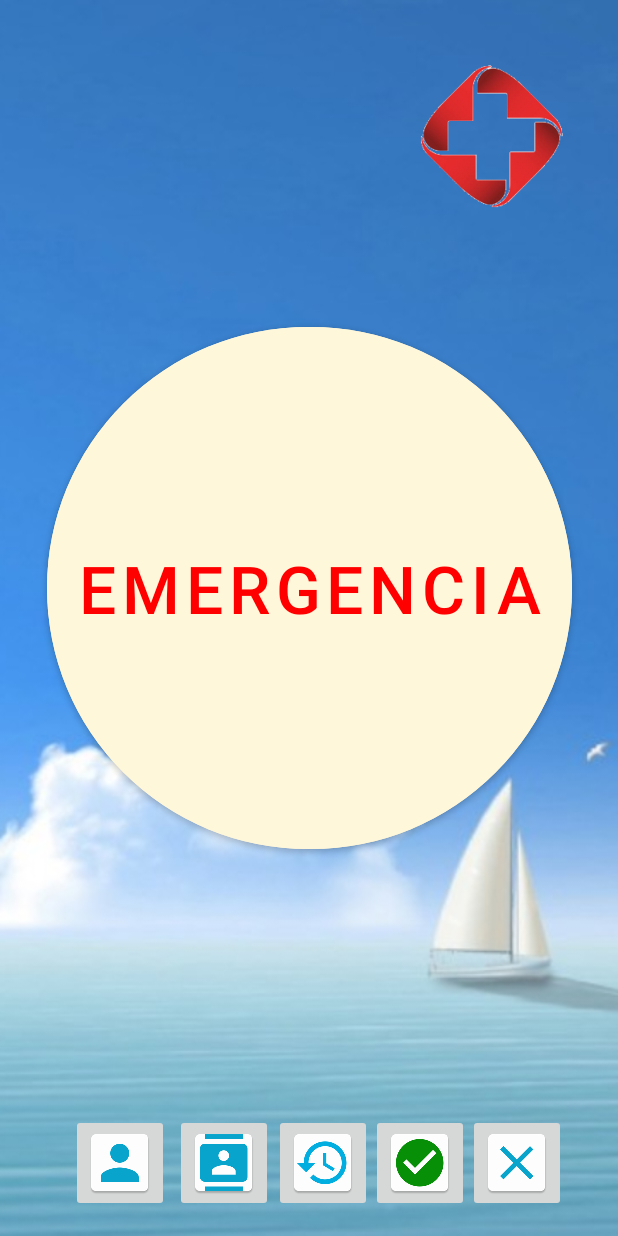
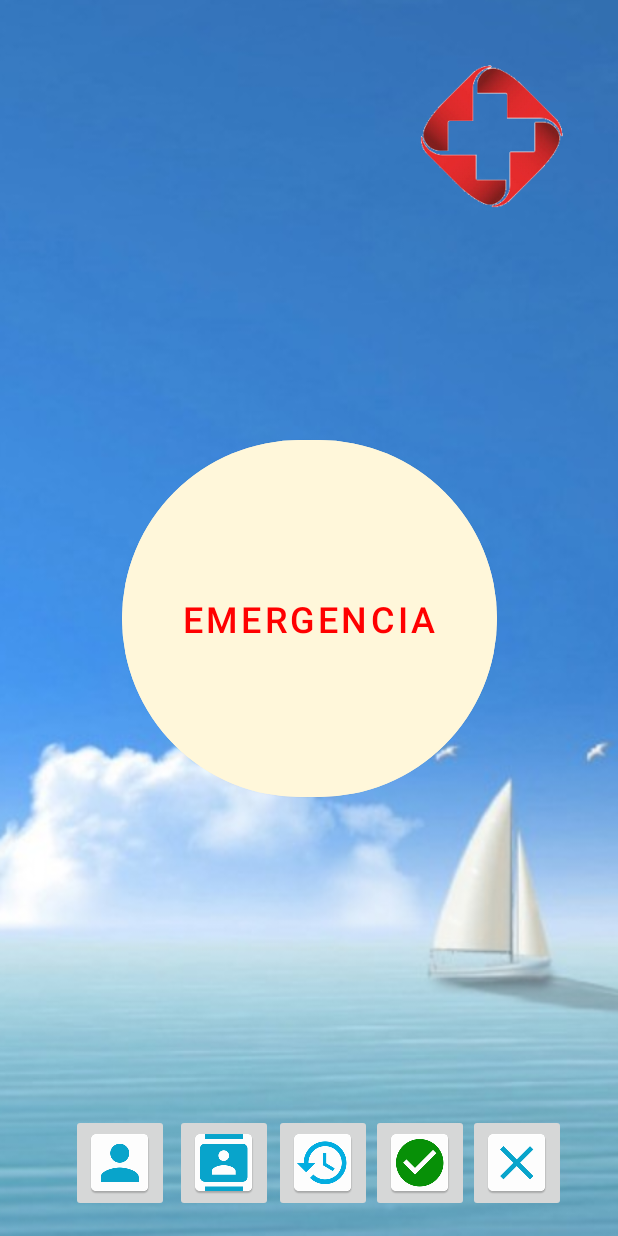
Before and after one commit to wiltrovira/HackatonUPB2021, an Android app: the layout activity_home.xml on its own in the app's theme, with its tools: preview values and no code run, on a phone screen of 412 x 824 dp. Run offline under Robolectric (Android 15) with nearby library versions, the phone set to English and light mode, and no system bars.

Commit message:
Corrección errores en Home activity

```diff
--- a/app/src/main/java/com/wiltrovira/hackatonupb2021/HomeActivity.java
+++ b/app/src/main/java/com/wiltrovira/hackatonupb2021/HomeActivity.java
@@ -9,6 +9,7 @@ import android.net.Uri;
 import android.os.Bundle;
 import android.view.View;
 import android.widget.Button;
+import android.widget.ImageButton;
 import android.widget.ImageView;
 import android.widget.Toast;
 
@@ -24,7 +25,8 @@ public class HomeActivity extends AppCompatActivity {
     //Lee las preferencias del usuario
     SharedPreferences preferenciasUsuario = HackatonUPB2021Application.getPreferenciasUsuario();
 
-    Button btnWhatsapp, btnLogout, btnReportarEvento, btnEstadoSalud, btnMisDatos, btnMisContactos;
+    Button btnReportarEvento;
+    ImageButton btnWhatsapp, btnLogout, btnEstadoSalud, btnMisDatos, btnMisContactos;
     ImageView imgAtras;
 
     @Override
--- a/app/src/main/res/layout/activity_home.xml
+++ b/app/src/main/res/layout/activity_home.xml
@@ -20,27 +20,18 @@
 
     <Button
         android:id="@+id/btn_categoriaEvento"
-        android:layout_width="350dp"
-        android:layout_height="360dp"
-        android:layout_alignParentStart="true"
-        android:layout_alignParentTop="true"
-        android:layout_alignParentEnd="true"
-        android:layout_alignParentBottom="true"
-        android:layout_marginStart="96dp"
-        android:layout_marginTop="244dp"
-        android:layout_marginEnd="97dp"
-        android:layout_marginBottom="253dp"
+        android:layout_width="250dp"
+        android:layout_height="250dp"
+        android:margin="16dp"
         android:backgroundTint="@color/tan_background"
         android:text="@string/msjEmergencia"
         android:textColor="@color/red"
-        android:textSize="44sp"
+        android:textSize="24sp"
         app:cornerRadius="350dp"
         app:layout_constraintBottom_toBottomOf="parent"
         app:layout_constraintEnd_toEndOf="parent"
-        app:layout_constraintHorizontal_bias="0.496"
         app:layout_constraintStart_toStartOf="parent"
-        app:layout_constraintTop_toTopOf="parent"
-        app:layout_constraintVertical_bias="0.74" />
+        app:layout_constraintTop_toTopOf="parent" />
 
     <ImageButton
         android:id="@+id/btn_logout"
```
